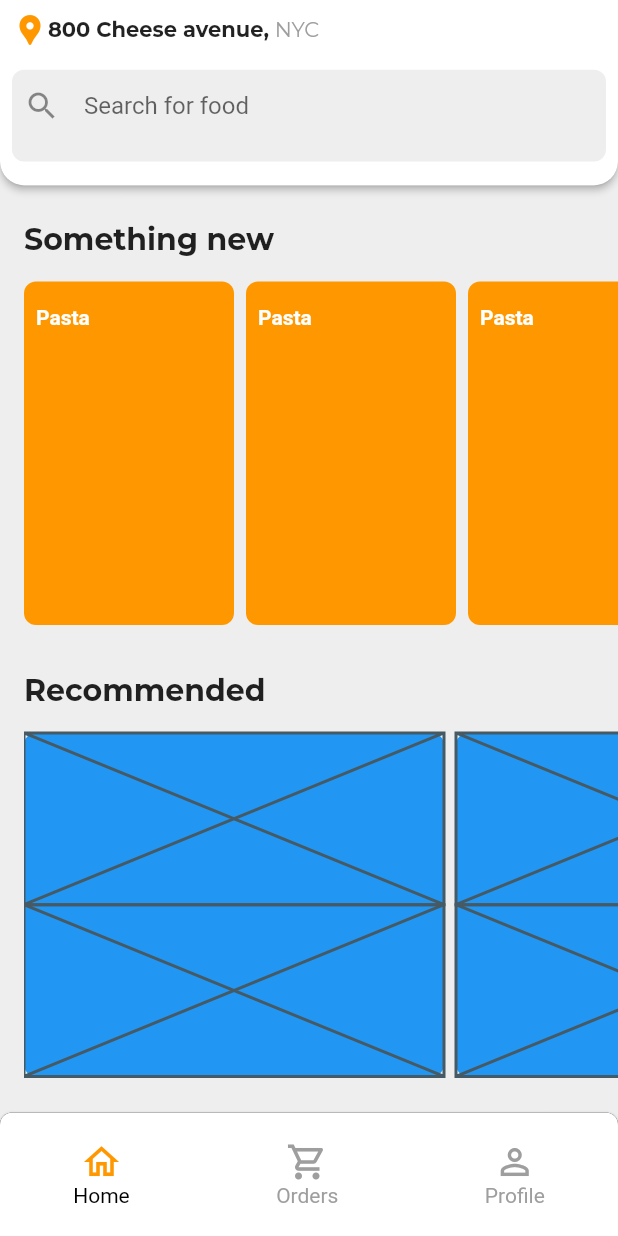
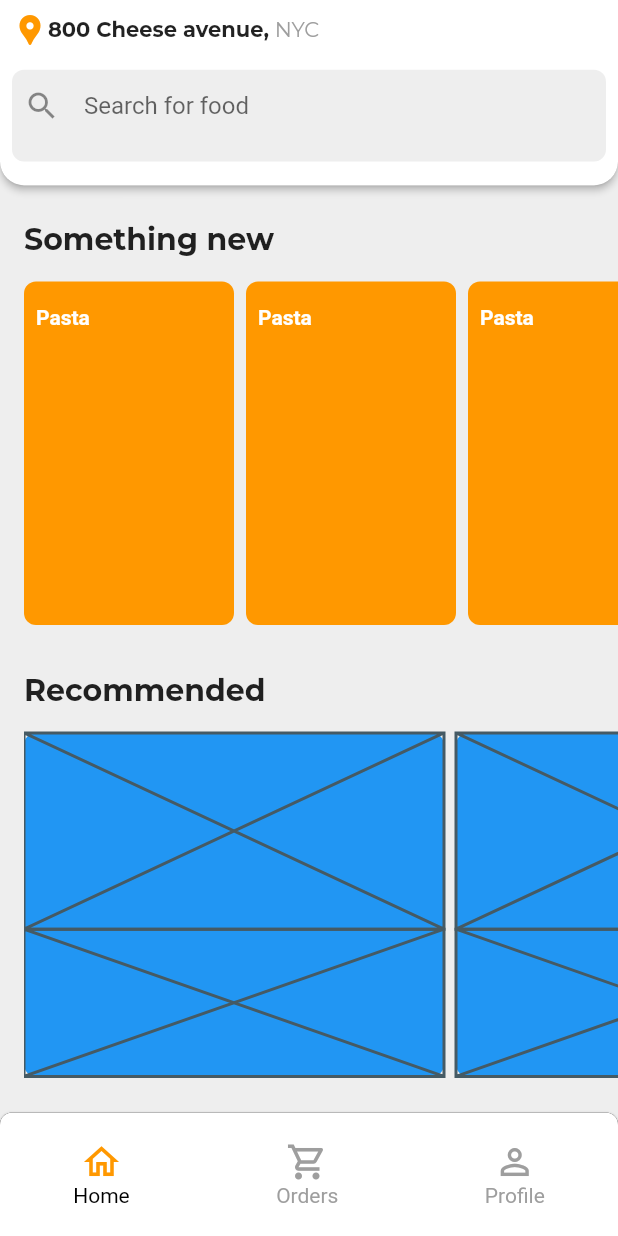
Before and after one commit to JAICHANGPARK/flutter_notebook_11th_story, a Flutter app: the screen it shows after launch, on a phone screen of 412 x 824 dp. Run offline on Flutter 3.47's test engine with Material 2 defaults, Android fonts, the phone set to English and light mode, and no system bars; our stand-ins replace backdrop, badges, flutter_inner_drawer, flutter_slidable, flutter_swiper, google_fonts.

Commit message:
Update food_home_page.dart

```diff
--- a/lib/ep744_food_app/ui/food_home_page.dart
+++ b/lib/ep744_food_app/ui/food_home_page.dart
@@ -161,8 +161,12 @@ class _FoodHomePageState extends State<FoodHomePage> {
                                               color: Colors.blue, borderRadius: BorderRadius.circular(8)),
                                           child: Column(
                                             children: [
-                                              Expanded(child: Placeholder()),
-                                              Expanded(child: Placeholder()),
+                                              Expanded(
+                                                  flex: 4,
+                                                  child: Placeholder()),
+                                              Expanded(
+                                                  flex: 3,
+                                                  child: Placeholder()),
                                             ],
                                           )
                                         ),
```
